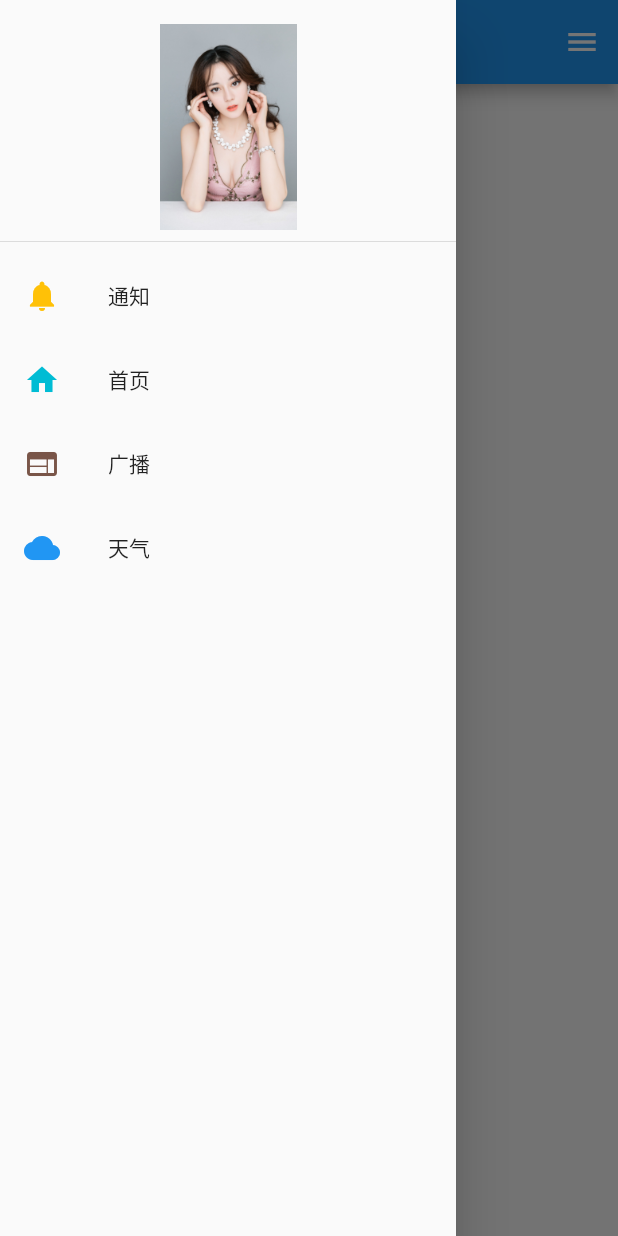
After one commit to hykruntoahead/FlutterGraduateSchool, a Flutter app: the DrawerPage screen opened directly, after a tap on "点我，弹出&隐藏Drawer", on a phone screen of 412 x 824 dp. The commit adds this screen. Run offline on Flutter 3.47's test engine with Material 2 defaults, Android fonts, the phone set to English and light mode, and no system bars; missing offline and left inert: dart:html; network calls fail.

Commit message:
10.4抽屉布局-Drawer

```diff
--- /dev/null
+++ b/lib/application_level_components/drawer_demo.dart
@@ -0,0 +1,72 @@
+import 'dart:html';
+import 'dart:ui';
+
+import 'package:flutter/material.dart';
+
+
+class DrawerPage extends StatefulWidget {
+  @override
+  _DrawerPageState createState() => _DrawerPageState();
+}
+
+class _DrawerPageState extends State<DrawerPage> {
+
+  @override
+  Widget build(BuildContext context) {
+    return buildDrawer(context);
+  }
+
+  Widget buildDrawer(BuildContext context) {
+    return Scaffold(
+      appBar: AppBar(),
+      drawer: Drawer(
+        child: ListView(
+          children: <Widget>[
+            DrawerHeader(
+              child: Image.asset('assets/images/aa.jpg'),
+            ),
+            ListTile(
+              leading: Icon(Icons.notifications,
+              color: Colors.amber,),
+              title: Text('通知'),
+            ),
+            ListTile(leading: Icon(Icons.home,
+              color: Colors.cyan,),
+              title: Text('首页'),),
+            ListTile(leading: Icon(Icons.web,
+              color: Colors.brown,),
+              title: Text("广播"),),
+            ListTile(leading: Icon(Icons.wb_cloudy_sharp,
+              color: Colors.blue,),
+              title: Text('天气'),),
+          ],
+        ),
+      ),
+      endDrawer: Drawer(),
+      body: _buildBody(),
+    );
+  }
+
+  _buildBody() {
+    return Center(
+      child:Row(
+        mainAxisAlignment: MainAxisAlignment.center,
+        children: <Widget>[
+          Builder(
+            builder: (BuildContext context){
+              return ElevatedButton(
+                child: Text(
+                  '点我，弹出&隐藏Drawer',
+                ),
+                onPressed: () {
+                  Scaffold.of(context).openDrawer();
+                },
+              );
+            },
+          ),
+          SizedBox(width: 20,),
+        ],
+      ),
+    );
+  }
+}
--- a/lib/application_level_components/main.dart
+++ b/lib/application_level_components/main.dart
@@ -1,5 +1,7 @@
 import 'package:flutter/material.dart';
 import 'package:flutter_app_demo/application_level_components/app_bar_demo.dart';
+
+import 'drawer_demo.dart';
 
 void main() {
   runApp(MyApp());
@@ -10,7 +12,8 @@ class MyApp extends StatelessWidget {
   Widget build(BuildContext context) {
     return MaterialApp(
       debugShowCheckedModeBanner: false,
-      home:AppBarPage(),
+      home:DrawerPage(),
+      //AppBarPage(),
       // buildMaterialAppBar(),
     );
   }
```
Also changed, not shown: 1 other file.
